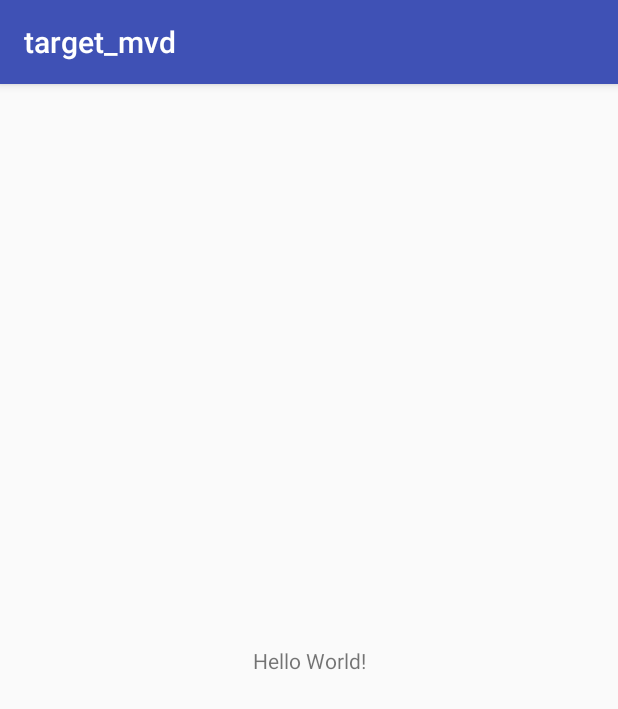
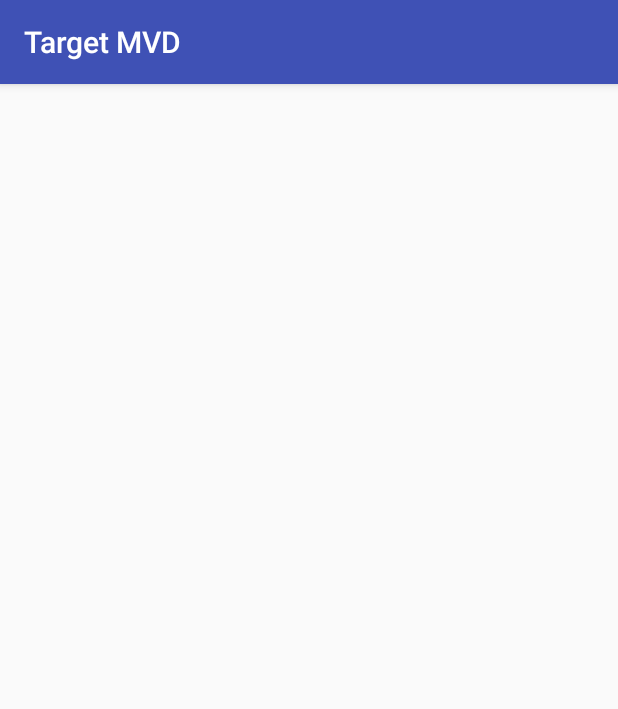
Before and after one commit to jiv/target_mvd_android, an Android app: the screen it shows after launch (MainActivity before the commit, LandingActivity after it), on a phone screen of 412 x 824 dp. Shown: the top 709 px of the screen. Run offline under Robolectric (Android 15) with nearby library versions, the phone set to English and light mode, and no system bars.

Commit message:
Add splash.

```diff
--- a/app/src/main/AndroidManifest.xml
+++ b/app/src/main/AndroidManifest.xml
@@ -9,13 +9,16 @@
         android:roundIcon="@mipmap/ic_launcher_round"
         android:supportsRtl="true"
         android:theme="@style/AppTheme">
-        <activity android:name=".MainActivity">
+        <activity
+            android:name=".SplashActivity"
+            android:theme="@style/AppTheme.Splash">
             <intent-filter>
                 <action android:name="android.intent.action.MAIN" />
 
                 <category android:name="android.intent.category.LAUNCHER" />
             </intent-filter>
         </activity>
+        <activity android:name=".LandingActivity"></activity>
     </application>
 
 </manifest>
--- a/app/src/main/java/com/jiv/target_mvd/MainActivity.java
+++ b/app/src/main/java/com/jiv/target_mvd/LandingActivity.java
@@ -3,11 +3,11 @@ package com.jiv.target_mvd;
 import android.support.v7.app.AppCompatActivity;
 import android.os.Bundle;
 
-public class MainActivity extends AppCompatActivity {
+public class LandingActivity extends AppCompatActivity {
 
     @Override
     protected void onCreate(Bundle savedInstanceState) {
         super.onCreate(savedInstanceState);
-        setContentView(R.layout.activity_main);
+        setContentView(R.layout.activity_landing);
     }
 }
--- /dev/null
+++ b/app/src/main/java/com/jiv/target_mvd/SplashActivity.java
@@ -0,0 +1,17 @@
+package com.jiv.target_mvd;
+
+import android.content.Intent;
+import android.os.Bundle;
+import android.support.v7.app.AppCompatActivity;
+
+public class SplashActivity extends AppCompatActivity {
+
+
+    @Override
+    protected void onCreate(Bundle savedInstanceState) {
+        super.onCreate(savedInstanceState);
+
+        startActivity(new Intent(this, LandingActivity.class));
+        finish();
+    }
+}
--- /dev/null
+++ b/app/src/main/res/layout/activity_landing.xml
@@ -0,0 +1,9 @@
+<?xml version="1.0" encoding="utf-8"?>
+<android.support.constraint.ConstraintLayout xmlns:android="http://schemas.android.com/apk/res/android"
+    xmlns:app="http://schemas.android.com/apk/res-auto"
+    xmlns:tools="http://schemas.android.com/tools"
+    android:layout_width="match_parent"
+    android:layout_height="match_parent"
+    tools:context="com.jiv.target_mvd.LandingActivity">
+
+</android.support.constraint.ConstraintLayout>
--- a/app/src/main/res/layout/activity_main.xml
+++ /dev/null
@@ -1,18 +0,0 @@
-<?xml version="1.0" encoding="utf-8"?>
-<android.support.constraint.ConstraintLayout xmlns:android="http://schemas.android.com/apk/res/android"
-    xmlns:app="http://schemas.android.com/apk/res-auto"
-    xmlns:tools="http://schemas.android.com/tools"
-    android:layout_width="match_parent"
-    android:layout_height="match_parent"
-    tools:context="com.jiv.target_mvd.MainActivity">
-
-    <TextView
-        android:layout_width="wrap_content"
-        android:layout_height="wrap_content"
-        android:text="Hello World!"
-        app:layout_constraintBottom_toBottomOf="parent"
-        app:layout_constraintLeft_toLeftOf="parent"
-        app:layout_constraintRight_toRightOf="parent"
-        app:layout_constraintTop_toTopOf="parent" />
-
-</android.support.constraint.ConstraintLayout>
--- a/app/src/main/res/values/colors.xml
+++ b/app/src/main/res/values/colors.xml
@@ -3,4 +3,7 @@
     <color name="colorPrimary">#3F51B5</color>
     <color name="colorPrimaryDark">#303F9F</color>
     <color name="colorAccent">#FF4081</color>
+    <color name="splashLeftBubble">#EFC637</color>
+    <color name="splashRightBubble">#42BAF5</color>
+    <color name="splashIntersection">#2C9136</color>
 </resources>
--- a/app/src/main/res/values/strings.xml
+++ b/app/src/main/res/values/strings.xml
@@ -1,3 +1,3 @@
 <resources>
-    <string name="app_name">target_mvd</string>
+    <string name="app_name">Target MVD</string>
 </resources>
--- a/app/src/main/res/values/styles.xml
+++ b/app/src/main/res/values/styles.xml
@@ -8,4 +8,8 @@
         <item name="colorAccent">@color/colorAccent</item>
     </style>
 
+    <style name="AppTheme.Splash" parent="Theme.AppCompat.NoActionBar">
+        <item name="android:windowBackground">@drawable/splash</item>
+        <item name="android:windowFullscreen">true</item>
+    </style>
 </resources>
```
Also changed, not shown: app/src/main/java/com/jiv/target_mvd/ui/views/SplashBubbles.java (added, +77 -0 lines), app/src/main/res/drawable-hdpi/splash.png (added), app/src/main/res/drawable-mdpi/splash.png (added), app/src/main/res/drawable-xhdpi/splash.png (added), app/src/main/res/drawable-xxhdpi/splash.png (added), app/src/main/res/drawable-xxxhdpi/splash.png (added).
